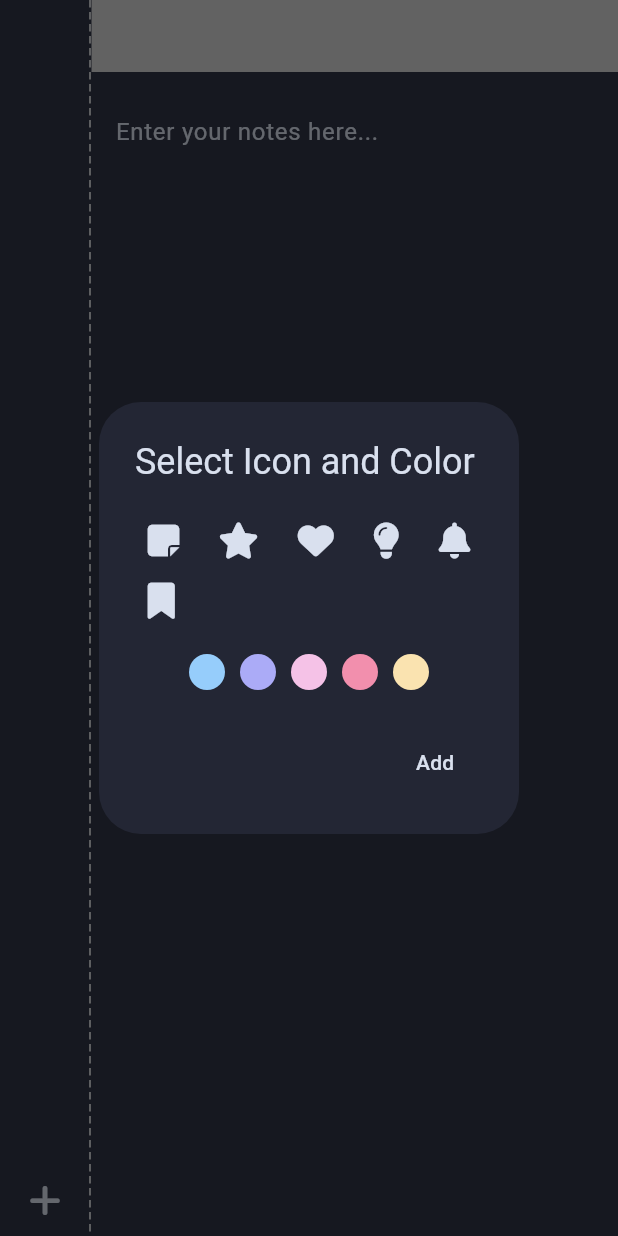
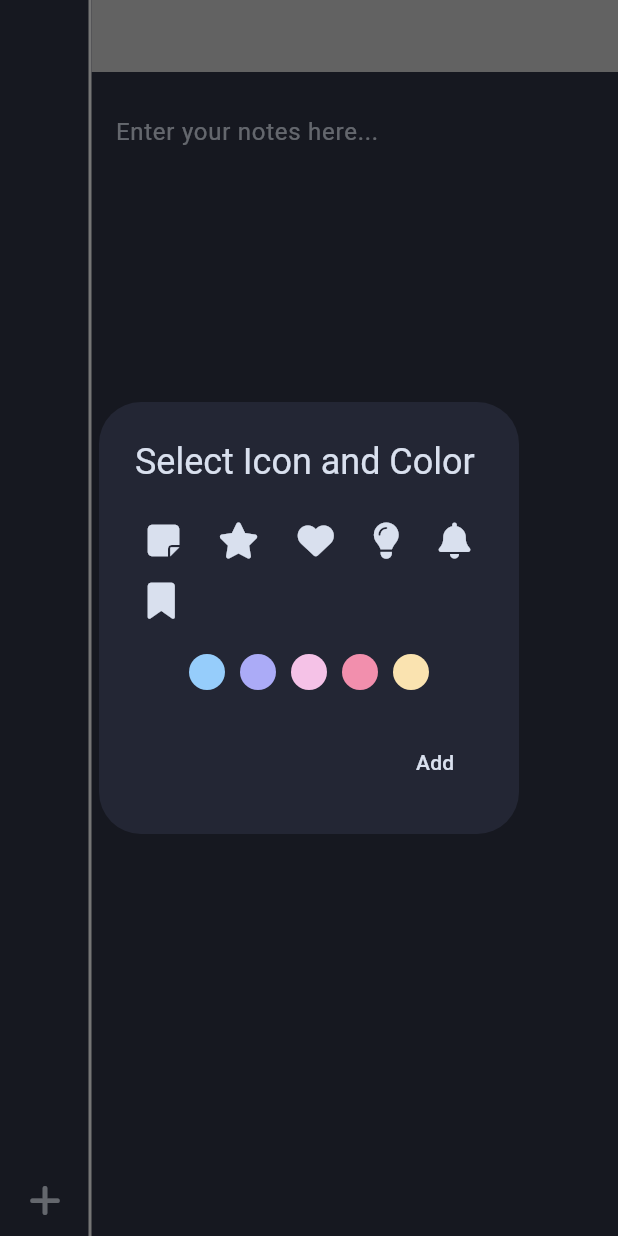
Before and after one commit to tiff-git/jotty, a Flutter app: the screen it shows after launch, after a tap on an icon or button, on a phone screen of 412 x 824 dp. Run offline on Flutter 3.47's test engine with Material 3 defaults, Android fonts, the phone set to English and light mode, and no system bars; our stand-ins replace font_awesome_flutter; missing offline and left inert: bitsdojo_window.

Commit message:
chore: Refactor NoteWidget and Sidebar for improved functionality and code organization

```diff
--- a/lib/note_widget.dart
+++ b/lib/note_widget.dart
@@ -10,7 +10,28 @@ class NoteWidget extends StatefulWidget {
 }
 
 class _NoteWidgetState extends State<NoteWidget> {
-  String noteContent = '';
+  List<String> notes = [''];
+  int selectedIndex = 0;
+  TextEditingController _controller = TextEditingController();
+
+  @override
+  void initState() {
+    super.initState();
+    _controller.text = notes[selectedIndex];
+  }
+
+  @override
+  void dispose() {
+    _controller.dispose();
+    super.dispose();
+  }
+
+  void _updateControllerText() {
+    _controller.text = notes[selectedIndex];
+    _controller.selection = TextSelection.fromPosition(
+      TextPosition(offset: _controller.text.length),
+    );
+  }
 
   @override
   Widget build(BuildContext context) {
@@ -18,10 +39,24 @@ class _NoteWidgetState extends State<NoteWidget> {
       backgroundColor: const Color(0xFF303446),
       body: Row(
         children: [
-          const Sidebar(),
+          Sidebar(
+            onTabSelected: (index) {
+              setState(() {
+                selectedIndex = index;
+                _updateControllerText();
+              });
+            },
+            onTabAdded: () {
+              setState(() {
+                notes.add('');
+                selectedIndex = notes.length - 1;
+                _updateControllerText();
+              });
+            },
+          ),
           CustomPaint(
             size: Size(1, double.infinity),
-            painter: DashedLinePainter(),
+            painter: ThinWhiteLinePainter(),
           ),
           Expanded(
             child: WindowBorder(
@@ -41,9 +76,10 @@ class _NoteWidgetState extends State<NoteWidget> {
                     child: Padding(
                       padding: const EdgeInsets.all(16.0),
                       child: TextField(
+                        controller: _controller,
                         onChanged: (value) {
                           setState(() {
-                            noteContent = value;
+                            notes[selectedIndex] = value;
                           });
                         },
                         maxLines: null,
@@ -66,17 +102,14 @@ class _NoteWidgetState extends State<NoteWidget> {
   }
 }
 
-class DashedLinePainter extends CustomPainter {
+class ThinWhiteLinePainter extends CustomPainter {
   @override
   void paint(Canvas canvas, Size size) {
-    double dashHeight = 5, dashSpace = 3, startY = 0;
     final paint = Paint()
       ..color = Colors.white
-      ..strokeWidth = 1;
-    while (startY < size.height) {
-      canvas.drawLine(Offset(0, startY), Offset(0, startY + dashHeight), paint);
-      startY += dashHeight + dashSpace;
-    }
+      ..strokeWidth = 2; // Increase the stroke width to make it bold
+
+    canvas.drawLine(Offset(0, 0), Offset(0, size.height), paint);
   }
 
   @override
--- a/lib/side-bar/sidebar.dart
+++ b/lib/side-bar/sidebar.dart
@@ -3,7 +3,10 @@ import 'package:font_awesome_flutter/font_awesome_flutter.dart';
 import 'icon_color_selection.dart';
 
 class Sidebar extends StatefulWidget {
-  const Sidebar({super.key});
+  final Function(int) onTabSelected;
+  final Function onTabAdded;
+
+  const Sidebar({required this.onTabSelected, required this.onTabAdded, Key? key}) : super(key: key);
 
   @override
   _SidebarState createState() => _SidebarState();
@@ -18,7 +21,7 @@ class _SidebarState extends State<Sidebar> {
       width: 60,
       color: Color(0xFF303446),
       child: Column(
-        mainAxisAlignment: MainAxisAlignment.spaceBetween,
+        mainAxisAlignment: MainAxisAlignment.center,
         children: [
           Expanded(
             child: ListView.builder(
@@ -29,7 +32,7 @@ class _SidebarState extends State<Sidebar> {
                   child: IconButton(
                     icon: FaIcon(noteIcons[index]['icon'], color: noteIcons[index]['color']),
                     onPressed: () {
-                      // Handle note selection
+                      widget.onTabSelected(index);
                     },
                   ),
                 );
@@ -53,6 +56,7 @@ class _SidebarState extends State<Sidebar> {
           onSelected: (icon, color) {
             setState(() {
               noteIcons.add({'icon': icon, 'color': color});
+              widget.onTabAdded();
             });
           },
         );
```
